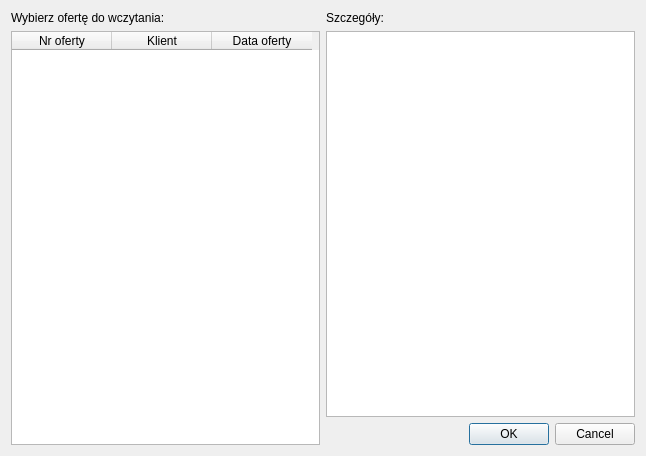
This is ui/LoadDialog.ui in konserw/koferta as Qt 5 draws it before an edit. The edited form follows.
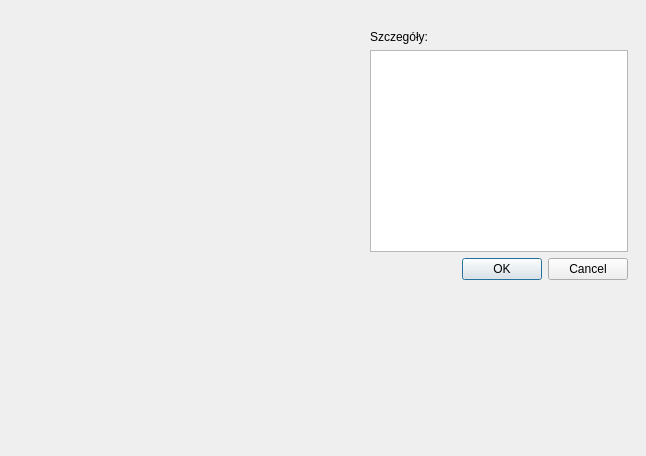
This is the edited form.

What changed in the file:
```diff
--- a/ui/LoadDialog.ui
+++ b/ui/LoadDialog.ui
@@ -13,38 +13,15 @@
   <property name="windowTitle">
    <string>Wybierz ofertę do wczytania</string>
   </property>
-  <layout class="QHBoxLayout" name="horizontalLayout">
-   <item>
-    <layout class="QVBoxLayout" name="verticalLayout_2">
-     <item>
-      <widget class="QLabel" name="label">
-       <property name="text">
-        <string>Wybierz ofertę do wczytania:</string>
-       </property>
-      </widget>
-     </item>
-     <item>
-      <widget class="QTableWidget" name="tableWidget">
-       <column>
-        <property name="text">
-         <string>Nr oferty</string>
-        </property>
-       </column>
-       <column>
-        <property name="text">
-         <string>Klient</string>
-        </property>
-       </column>
-       <column>
-        <property name="text">
-         <string>Data oferty</string>
-        </property>
-       </column>
-      </widget>
-     </item>
-    </layout>
-   </item>
-   <item>
+  <widget class="QWidget" name="">
+   <property name="geometry">
+    <rect>
+     <x>370</x>
+     <y>30</y>
+     <width>258</width>
+     <height>250</height>
+    </rect>
+   </property>
     <layout class="QVBoxLayout" name="verticalLayout">
      <item>
       <widget class="QLabel" name="label_2">
@@ -74,8 +51,8 @@
       </widget>
      </item>
     </layout>
-   </item>
-  </layout>
+  </widget>
+  <zorder>label_2</zorder>
  </widget>
  <resources/>
  <connections>
```
Left out of the diff: 8 changed lines with no effect on the pictures. Lines whose indentation alone changed are shown as unchanged.
